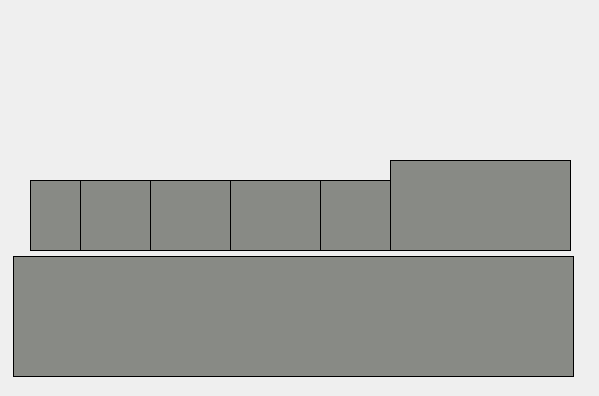
First picture: the form in FinalProject/toolbarwidget.ui, repository baohuy251210/HowToTidyUp, before the edit.
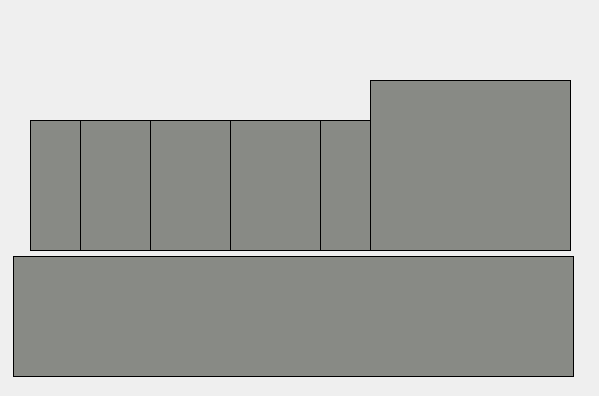
Second picture: the form after the edit. Icons and pictures are not drawn. Custom widgets are drawn as their Qt base class.

Patch:
```diff
--- a/FinalProject/toolbarwidget.ui
+++ b/FinalProject/toolbarwidget.ui
@@ -189,11 +189,17 @@
    <property name="geometry">
     <rect>
      <x>30</x>
-     <y>180</y>
-     <width>181</width>
-     <height>71</height>
+     <y>120</y>
+     <width>201</width>
+     <height>131</height>
     </rect>
    </property>
+   <property name="sizePolicy">
+    <sizepolicy hsizetype="Preferred" vsizetype="Preferred">
+     <horstretch>0</horstretch>
+     <verstretch>0</verstretch>
+    </sizepolicy>
+   </property>
    <property name="font">
     <font>
      <pointsize>8</pointsize>
@@ -225,9 +231,9 @@
    <property name="geometry">
     <rect>
      <x>80</x>
-     <y>180</y>
-     <width>181</width>
-     <height>71</height>
+     <y>120</y>
+     <width>221</width>
+     <height>131</height>
     </rect>
    </property>
    <property name="font">
@@ -261,9 +267,9 @@
    <property name="geometry">
     <rect>
      <x>150</x>
-     <y>180</y>
-     <width>181</width>
-     <height>71</height>
+     <y>120</y>
+     <width>231</width>
+     <height>131</height>
     </rect>
    </property>
    <property name="font">
@@ -297,9 +303,9 @@
    <property name="geometry">
     <rect>
      <x>230</x>
-     <y>180</y>
-     <width>181</width>
-     <height>71</height>
+     <y>120</y>
+     <width>221</width>
+     <height>131</height>
     </rect>
    </property>
    <property name="font">
@@ -333,11 +339,17 @@
    <property name="geometry">
     <rect>
      <x>320</x>
-     <y>180</y>
-     <width>181</width>
-     <height>71</height>
+     <y>120</y>
+     <width>211</width>
+     <height>131</height>
     </rect>
    </property>
+   <property name="sizePolicy">
+    <sizepolicy hsizetype="Preferred" vsizetype="Preferred">
+     <horstretch>0</horstretch>
+     <verstretch>0</verstretch>
+    </sizepolicy>
+   </property>
    <property name="font">
     <font>
      <pointsize>8</pointsize>
@@ -368,10 +380,10 @@
   <widget class="QLabel" name="oxicleanPopup">
    <property name="geometry">
     <rect>
-     <x>390</x>
-     <y>160</y>
-     <width>181</width>
-     <height>91</height>
+     <x>370</x>
+     <y>80</y>
+     <width>201</width>
+     <height>171</height>
     </rect>
    </property>
    <property name="font">
```
